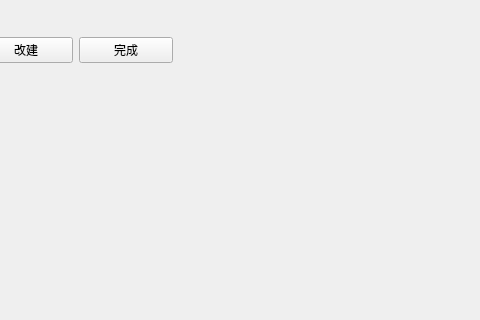
Old version of the form test0.ui in the repository zuoliangyu/shadowkill; both pictures show x 672 to 1152 and y 0 to 320 of the 1152 by 808 pixel window.
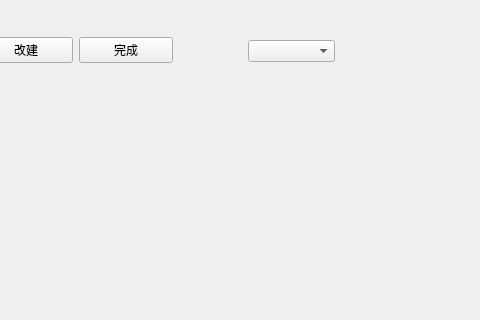
New version of the form.

```diff
--- a/test0.ui
+++ b/test0.ui
@@ -186,6 +186,16 @@
     </item>
    </layout>
   </widget>
+  <widget class="QComboBox" name="theme_comboBox">
+   <property name="geometry">
+    <rect>
+     <x>920</x>
+     <y>40</y>
+     <width>87</width>
+     <height>22</height>
+    </rect>
+   </property>
+  </widget>
  </widget>
  <resources/>
  <connections/>
```
